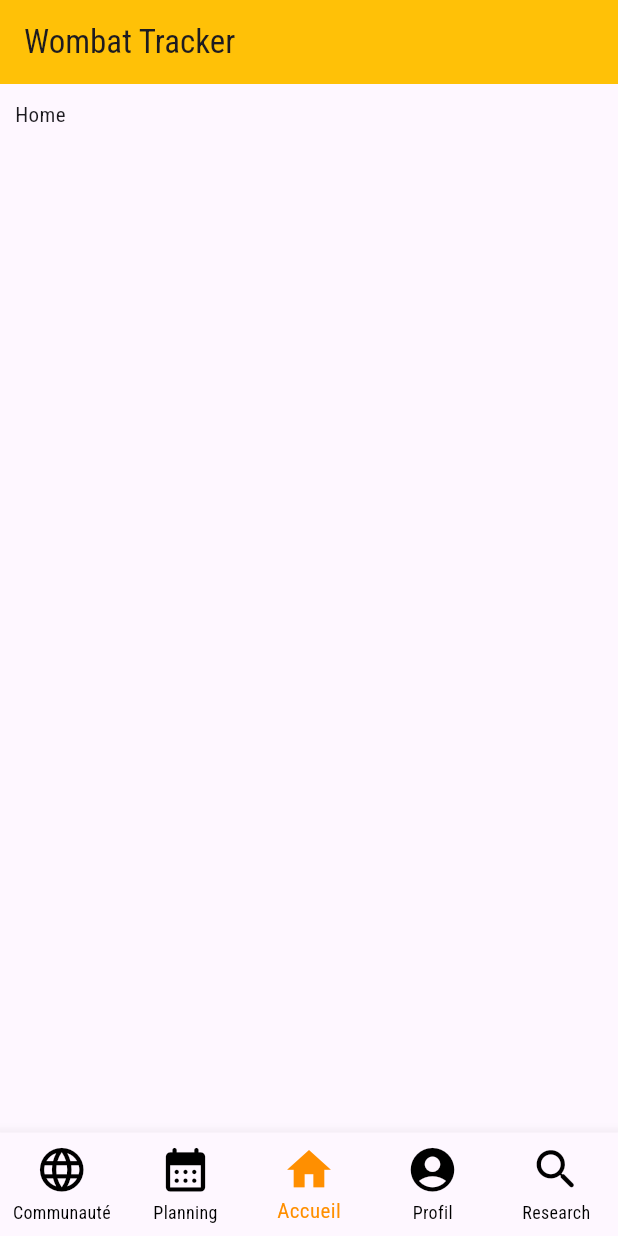
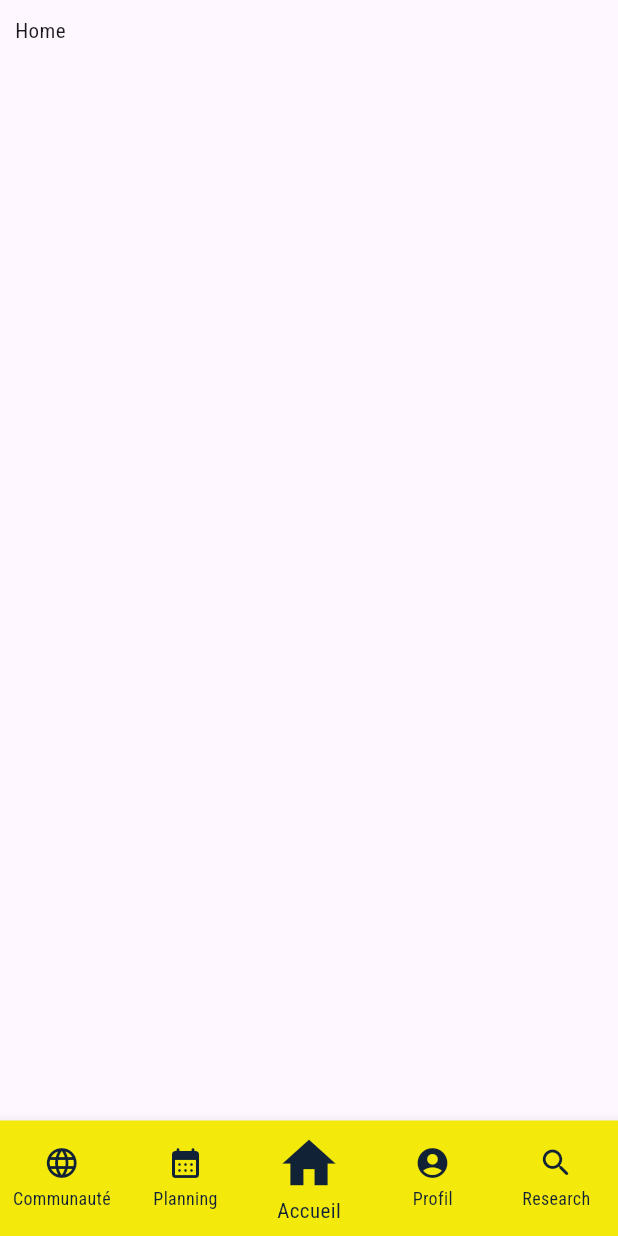
Before and after one commit to seb-mlrd/wombat-tracker, a Flutter app: the screen it shows after launch, on a phone screen of 412 x 824 dp. Run offline on Flutter 3.47's test engine with Material 3 defaults, Android fonts, the phone set to English and light mode, and no system bars.

Commit message:
taille des icons nav

```diff
--- a/lib/content.dart
+++ b/lib/content.dart
@@ -1,5 +1,5 @@
 import 'package:flutter/material.dart';
-
+import 'package:wombat_tracker/styles.dart';
 import 'screen/home.dart';
 import 'screen/community.dart';
 import 'screen/planning.dart';
@@ -27,16 +27,12 @@ class _ContentState extends State<Content> {
   @override
   Widget build(BuildContext context) {
     return Scaffold(
-      appBar: AppBar(
-        backgroundColor: Colors.amber,
-        title: const Text('Wombat Tracker')
-      ),
       body: _screenList[_currentScreen],
       bottomNavigationBar: BottomNavigationBar(
         type: BottomNavigationBarType.fixed,
-        iconSize: 35,
-        selectedItemColor: Colors.amber[800],
-        unselectedItemColor: Colors.black,
+        selectedItemColor: primaryBase,
+        unselectedItemColor: primaryBase,
+        backgroundColor: secondaryBase,
         currentIndex: _currentScreen,
         onTap:(index) => {
           setState(() {
@@ -44,11 +40,41 @@ class _ContentState extends State<Content> {
           })
         },
         items: [
-          BottomNavigationBarItem(icon: Icon(Icons.language), label: 'Communauté'),
-          BottomNavigationBarItem(icon: Icon(Icons.calendar_month_rounded), label: 'Planning'),
-          BottomNavigationBarItem(icon: Icon(Icons.home), label: 'Accueil'),
-          BottomNavigationBarItem(icon: Icon(Icons.account_circle_rounded), label: 'Profil'),
-          BottomNavigationBarItem(icon: Icon(Icons.search_rounded), label: 'Research'),
+          BottomNavigationBarItem(
+            icon: Icon(
+              Icons.language,
+              size:_currentScreen == 0 ?  43 : 24,
+            ),
+            label: 'Communauté',
+          ),
+          BottomNavigationBarItem(
+            icon: Icon(
+              Icons.calendar_month_rounded,
+              size:_currentScreen == 1 ?  43 : 24,
+            ),
+            label: 'Planning'
+          ),
+          BottomNavigationBarItem(
+            icon: Icon(
+              Icons.home,
+              size:_currentScreen == 2 ?  43 : 24,
+            ),
+            label: 'Accueil'
+          ),
+          BottomNavigationBarItem(
+            icon: Icon(
+              Icons.account_circle_rounded,
+              size:_currentScreen == 3 ?  43 : 24,
+            ),
+            label: 'Profil'
+          ),
+          BottomNavigationBarItem(
+            icon: Icon(
+              Icons.search_rounded,
+              size:_currentScreen == 4 ?  43 : 24,
+            ),
+            label: 'Research'
+          ),
         ],
       ),
 
--- a/lib/styles.dart
+++ b/lib/styles.dart
@@ -1,14 +1,14 @@
 import 'package:flutter/material.dart';
 
 /// Alternate primary600 or #112236
-const primaryBase = Color.fromARGB(100, 17,34,54);
-const secondaryBase = Color.fromARGB(100, 243, 233, 11);
-const tertiary100 = Color.fromARGB(100,238,241,245 );
-const quinaryBase = Color.fromARGB(100,2,2,2 );
+const primaryBase = Color.fromRGBO(17,34,54, 1);
+const secondaryBase = Color.fromRGBO(243, 233, 11, 1);
+const tertiary100 = Color.fromRGBO(238,241,245,1);
+const quinaryBase = Color.fromRGBO(2,2,2,1 );
 /// Alternate quatrenary700
-const quatrenaryBase = Color.fromARGB(100,255,254,255 );
-const primary700 = Color.fromARGB(100,3,19,28 );
-const septenary100 = Color.fromARGB(100,217,226,238 );
+const quatrenaryBase = Color.fromRGBO(255,254,255,1);
+const primary700 = Color.fromRGBO(3,19,28,1);
+const septenary100 = Color.fromRGBO(217,226,238,1);
 /// Title h2
 const title = TextStyle(
   fontSize: 60,
```
